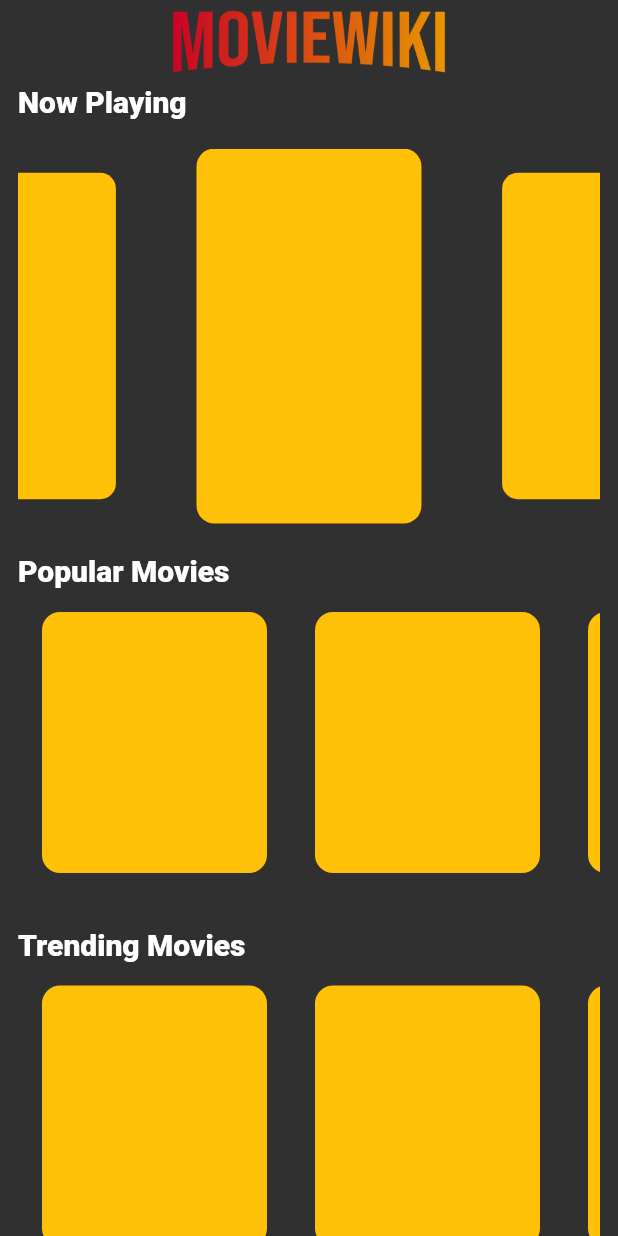
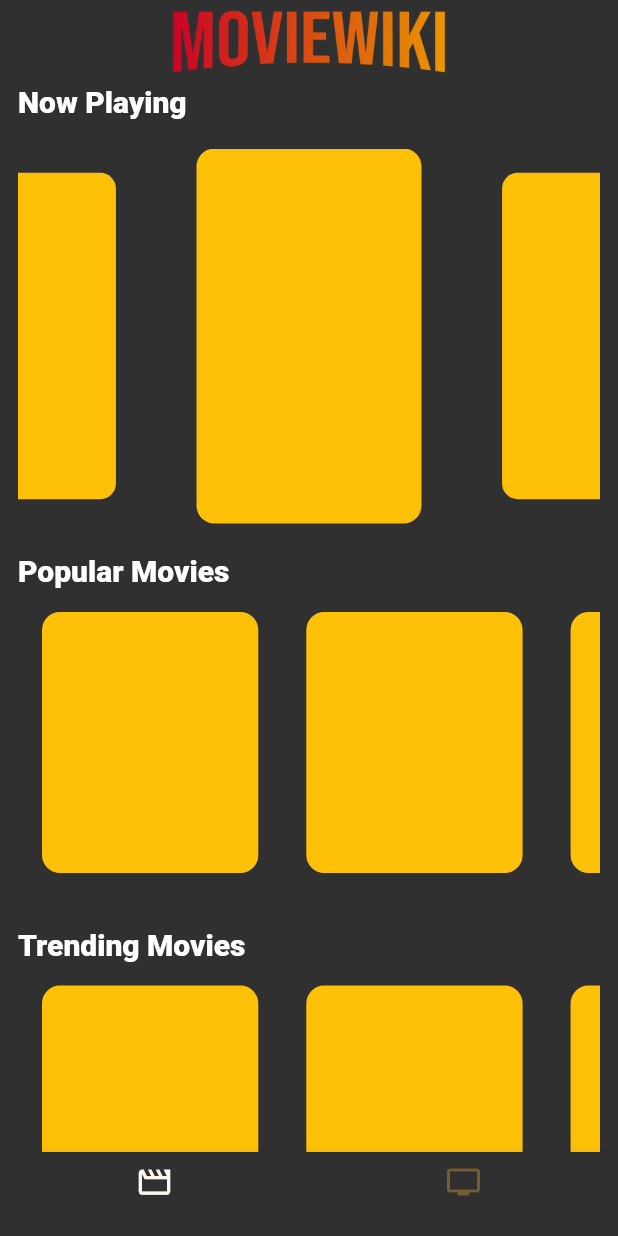
Before and after one commit to berkalimeral/movie_wiki_app, a Flutter app: the screen it shows after launch, on a phone screen of 412 x 824 dp. Run offline on Flutter 3.47's test engine with Material 2 defaults, Android fonts, the phone set to English and light mode, and no system bars; drawn by our look-alikes of carousel_slider; our stand-ins replace flutter_riverpod.

Commit message:
home bottom navigation bar build

```diff
--- a/lib/core/theme/app_theme.dart
+++ b/lib/core/theme/app_theme.dart
@@ -1,6 +1,8 @@
 import 'package:flutter/material.dart';
 import 'package:uni_society_app/core/theme/app_color_scheme.dart';
 import 'package:uni_society_app/core/theme/app_text_theme.dart';
+
+import 'custom_colors.dart';
 
 class AppTheme {
   AppTheme._();
@@ -8,9 +10,25 @@ class AppTheme {
   static ThemeData get themeLight => ThemeData.light().copyWith(
         textTheme: AppTextTheme.textTheme,
         colorScheme: AppColorScheme.colorSchemeLight,
+        bottomNavigationBarTheme: BottomNavigationBarThemeData(
+          selectedIconTheme: IconThemeData(
+            color: CustomColorsLight.onPrimary,
+          ),
+          unselectedIconTheme: IconThemeData(
+            color: CustomColorsLight.surface,
+          ),
+        ),
       );
   static ThemeData get themeDark => ThemeData.dark().copyWith(
         textTheme: AppTextTheme.textTheme,
         colorScheme: AppColorScheme.colorSchemeDark,
+        bottomNavigationBarTheme: BottomNavigationBarThemeData(
+          selectedIconTheme: IconThemeData(
+            color: CustomColorsLight.primary,
+          ),
+          unselectedIconTheme: IconThemeData(
+            color: CustomColorsLight.surface,
+          ),
+        ),
       );
 }
--- a/lib/features/home_screen/view/home_screen.dart
+++ b/lib/features/home_screen/view/home_screen.dart
@@ -1,115 +1,43 @@
-import 'package:carousel_slider/carousel_slider.dart';
 import 'package:flutter/material.dart';
-import 'package:uni_society_app/assets.dart';
-import 'package:uni_society_app/core/constants/app_constants.dart';
-import 'package:uni_society_app/core/extensions/extensions.dart';
-import 'package:uni_society_app/core/utils/attributes/attributes.dart';
+import 'package:flutter_riverpod/flutter_riverpod.dart';
+import 'package:uni_society_app/features/home_screen/view_model/home_view_model.dart';
+import 'package:uni_society_app/features/movie_screen/view/movie_screen.dart';
+import 'package:uni_society_app/features/series_screen/view/series_screen.dart';
 
-import '../../../core/widgets/custom_space.dart';
-
-class HomeScreen extends StatelessWidget {
+class HomeScreen extends ConsumerStatefulWidget {
   const HomeScreen({super.key});
 
   @override
+  ConsumerState<HomeScreen> createState() => _HomeScreenState();
+}
+
+class _HomeScreenState extends ConsumerState<HomeScreen> {
+  final List<Widget> screens = const [MovieScreen(), SeriesScreen()];
+
+  @override
   Widget build(BuildContext context) {
+    int currentIndex = ref.watch(homeViewModel);
     return Scaffold(
-      appBar: AppBar(
-        title: Image.asset(
-          Assets.images.b3PNG,
-          fit: BoxFit.contain,
-          height: 120,
-        ),
-        centerTitle: true,
-        backgroundColor: Colors.transparent,
-        elevation: Attributes().appBarElevation,
-      ),
-      body: SingleChildScrollView(
-        physics: const BouncingScrollPhysics(),
-        child: Padding(
-          padding:
-              EdgeInsets.symmetric(horizontal: Attributes().scaffoldPadding),
-          child: Column(
-            crossAxisAlignment: CrossAxisAlignment.start,
-            children: const [
-              Text(nowPlaying),
-              CustomSpace(
-                height: 20,
+      body: screens[currentIndex],
+      bottomNavigationBar: BottomNavigationBar(
+        currentIndex: currentIndex,
+        onTap: (value) {
+          ref.read(homeViewModel.notifier).changeScreen(value);
+        },
+        items: const [
+          BottomNavigationBarItem(
+              icon: Icon(
+                Icons.movie_outlined,
+                size: 25,
               ),
-              NowPlayingSlider(),
-              CustomSpace(
-                height: 20,
+              label: ''),
+          BottomNavigationBarItem(
+              icon: Icon(
+                Icons.tv_outlined,
               ),
-              Text(popular),
-              PopularList(),
-              CustomSpace(
-                height: 20,
-              ),
-              Text(trendMovie),
-              PopularList(),
-            ],
-          ),
-        ),
+              label: ''),
+        ],
       ),
     );
   }
 }
-
-class PopularList extends StatelessWidget {
-  const PopularList({
-    super.key,
-  });
-
-  @override
-  Widget build(BuildContext context) {
-    return SizedBox(
-      height: context.height * .25,
-      child: ListView.builder(
-        scrollDirection: Axis.horizontal,
-        physics: const BouncingScrollPhysics(),
-        itemCount: 10,
-        itemBuilder: (context, index) {
-          return Container(
-            width: 150,
-            margin: EdgeInsets.all(Attributes().cardPadding),
-            decoration: BoxDecoration(
-              color: Colors.amber,
-              borderRadius:
-                  BorderRadius.circular(Attributes().cardBorderRadius),
-            ),
-          );
-        },
-      ),
-    );
-  }
-}
-
-class NowPlayingSlider extends StatelessWidget {
-  const NowPlayingSlider({
-    super.key,
-  });
-
-  @override
-  Widget build(BuildContext context) {
-    return CarouselSlider.builder(
-      itemCount: 10,
-      itemBuilder: (context, index, realIndex) {
-        return Container(
-          height: 250,
-          width: 150,
-          decoration: BoxDecoration(
-            color: Colors.amber,
-            borderRadius: BorderRadius.circular(Attributes().cardBorderRadius),
-          ),
-        );
-      },
-      options: CarouselOptions(
-        height: 250,
-        autoPlay: true,
-        viewportFraction: .5,
-        enlargeCenterPage: true,
-        pageSnapping: true,
-        autoPlayCurve: Curves.fastOutSlowIn,
-      ),
-    );
-  }
-}
--- /dev/null
+++ b/lib/features/home_screen/view_model/home_view_model.dart
@@ -0,0 +1,12 @@
+import 'package:flutter_riverpod/flutter_riverpod.dart';
+
+final homeViewModel =
+    StateNotifierProvider<HomeViewModel, int>((ref) => HomeViewModel());
+
+class HomeViewModel extends StateNotifier<int> {
+  HomeViewModel() : super(0);
+
+  changeScreen(value) {
+    state = value;
+  }
+}
--- /dev/null
+++ b/lib/features/movie_screen/view/movie_screen.dart
@@ -0,0 +1,122 @@
+import 'package:carousel_slider/carousel_slider.dart';
+import 'package:flutter/material.dart';
+import 'package:uni_society_app/assets.dart';
+import 'package:uni_society_app/core/constants/app_constants.dart';
+import 'package:uni_society_app/core/extensions/extensions.dart';
+import 'package:uni_society_app/core/utils/attributes/attributes.dart';
+
+import '../../../core/widgets/custom_space.dart';
+
+class MovieScreen extends StatelessWidget {
+  const MovieScreen({super.key});
+
+  @override
+  Widget build(BuildContext context) {
+    return Scaffold(
+      appBar: AppBar(
+        title: Image.asset(
+          Assets.images.b3PNG,
+          fit: BoxFit.contain,
+          height: 120,
+        ),
+        centerTitle: true,
+        backgroundColor: Colors.transparent,
+        elevation: Attributes().appBarElevation,
+      ),
+      body: SingleChildScrollView(
+        physics: const BouncingScrollPhysics(),
+        child: Padding(
+          padding:
+              EdgeInsets.symmetric(horizontal: Attributes().scaffoldPadding),
+          child: Column(
+            crossAxisAlignment: CrossAxisAlignment.start,
+            children: const [
+              Text(nowPlaying),
+              CustomSpace(
+                height: 20,
+              ),
+              NowPlayingSlider(),
+              CustomSpace(
+                height: 20,
+              ),
+              Text(popular),
+              PopularList(),
+              CustomSpace(
+                height: 20,
+              ),
+              Text(trendMovie),
+              PopularList(),
+            ],
+          ),
+        ),
+      ),
+    );
+  }
+}
+
+class PopularList extends StatelessWidget {
+  const PopularList({
+    super.key,
+  });
+
+  @override
+  Widget build(BuildContext context) {
+    return SizedBox(
+      height: context.height * .25,
+      child: ListView.builder(
+        scrollDirection: Axis.horizontal,
+        physics: const BouncingScrollPhysics(),
+        itemCount: 10,
+        itemBuilder: (context, index) {
+          return GestureDetector(
+            onTap: () {},
+            child: Container(
+              width: context.width * .35,
+              margin: EdgeInsets.all(Attributes().cardPadding),
+              decoration: BoxDecoration(
+                color: Colors.amber,
+                borderRadius:
+                    BorderRadius.circular(Attributes().cardBorderRadius),
+              ),
+            ),
+          );
+        },
+      ),
+    );
+  }
+}
+
+class NowPlayingSlider extends StatelessWidget {
+  const NowPlayingSlider({
+    super.key,
+  });
+
+  @override
+  Widget build(BuildContext context) {
+    return CarouselSlider.builder(
+      itemCount: 10,
+      itemBuilder: (context, index, realIndex) {
+        return GestureDetector(
+          onTap: () {},
+          child: Container(
+            height: 250,
+            width: 150,
+            decoration: BoxDecoration(
+              color: Colors.amber,
+              borderRadius:
+                  BorderRadius.circular(Attributes().cardBorderRadius),
+            ),
+          ),
+        );
+      },
+      options: CarouselOptions(
+        height: 250,
+        autoPlay: true,
+        viewportFraction: .5,
+        enlargeCenterPage: true,
+        pageSnapping: true,
+        autoPlayCurve: Curves.fastOutSlowIn,
+      ),
+    );
+  }
+}
--- /dev/null
+++ b/lib/features/series_screen/view/series_screen.dart
@@ -0,0 +1,10 @@
+import 'package:flutter/material.dart';
+
+class SeriesScreen extends StatelessWidget {
+  const SeriesScreen({super.key});
+
+  @override
+  Widget build(BuildContext context) {
+    return Container();
+  }
+}
```
